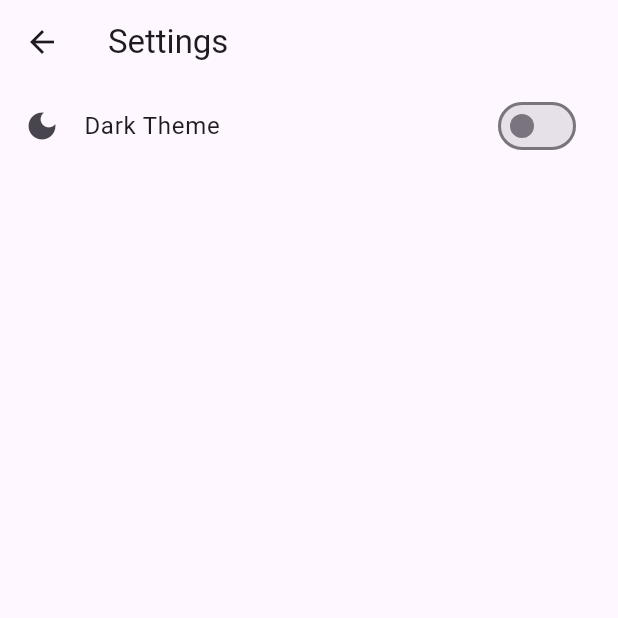
After one commit to vprabhu1771/flutter_supabase_gold_scheme, a Flutter app: the SettingScreen screen opened directly, on a phone screen of 412 x 824 dp, the top half of it. The commit adds this screen. Run offline on Flutter 3.47's test engine with Material 3 defaults, Android fonts, the phone set to English and light mode, and no system bars; our stand-ins replace flutter_dotenv, flutter_secure_storage, fluttertoast, shared_preferences, supabase_flutter; accounts and stored records are empty.

Commit message:
dark light theme added

```diff
--- /dev/null
+++ b/lib/screens/SettingScreen.dart
@@ -0,0 +1,42 @@
+import 'package:flutter/material.dart';
+import 'package:provider/provider.dart';
+
+import '../services/UiProvider.dart';
+
+class SettingScreen extends StatefulWidget {
+
+  final String title;
+
+  const SettingScreen({super.key, required this.title});
+
+  @override
+  State<SettingScreen> createState() => _SettingScreenState();
+}
+
+class _SettingScreenState extends State<SettingScreen> {
+
+  @override
+  Widget build(BuildContext context) {
+    return Scaffold(
+      appBar: AppBar(
+        title: Text(widget.title),
+      ),
+      body: Consumer<UiProvider>(
+        builder: (context, UiProvider notifier, child) {
+          return Column(
+            children: [
+              ListTile(
+                leading: Icon(Icons.dark_mode),
+                title: Text("Dark Theme"),
+                trailing: Switch(
+                  onChanged: (value) { notifier.changeTheme(); },
+                  value: notifier.isDark,
+                ),
+              )
+            ],
+          );
+        },
+      ),
+    );
+  }
+}
--- /dev/null
+++ b/lib/services/UiProvider.dart
@@ -0,0 +1,44 @@
+import 'package:flutter/material.dart';
+import 'package:shared_preferences/shared_preferences.dart';
+
+class UiProvider extends ChangeNotifier{
+
+  bool _isDark = false;
+  bool get isDark => _isDark;
+
+  late SharedPreferences storage;
+
+  //Custom dark theme
+  final darkTheme = ThemeData(
+    primaryColor: Colors.black12,
+    brightness: Brightness.dark,
+    primaryColorDark: Colors.black12,
+  );
+
+  //Custom light theme
+  final lightTheme = ThemeData(
+      primaryColor: Colors.white,
+      brightness: Brightness.light,
+      primaryColorDark: Colors.white
+  );
+
+  //Now we want to save the last changed theme value
+
+
+  //Dark mode toggle action
+  changeTheme(){
+    _isDark = !isDark;
+
+    //Save the value to secure storage
+    storage.setBool("isDark", _isDark);
+    notifyListeners();
+  }
+
+  //Init method of provider
+  init()async{
+    //After we re run the app
+    storage = await SharedPreferences.getInstance();
+    _isDark = storage.getBool("isDark")??false;
+    notifyListeners();
+  }
+}
```
Also changed, not shown: lib/widgets/CustomDrawer.dart (+21 -1 lines).
